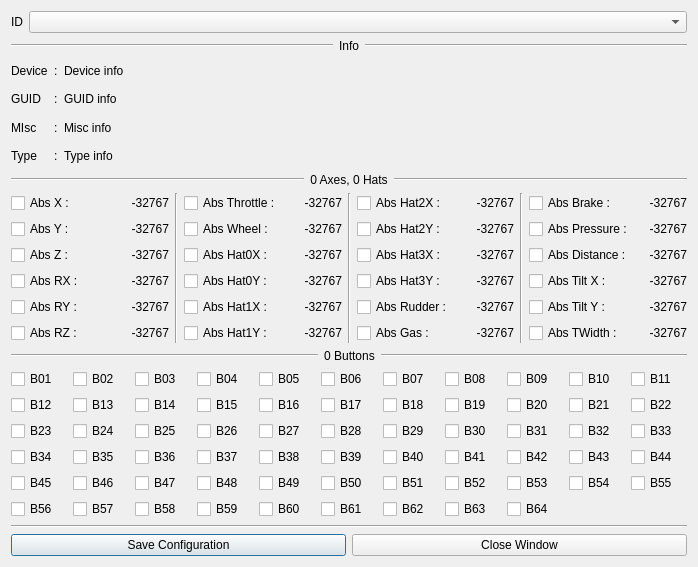
Old version of the form src/gui/designer/dlgJsc.ui in the repository punesemu/puNES.
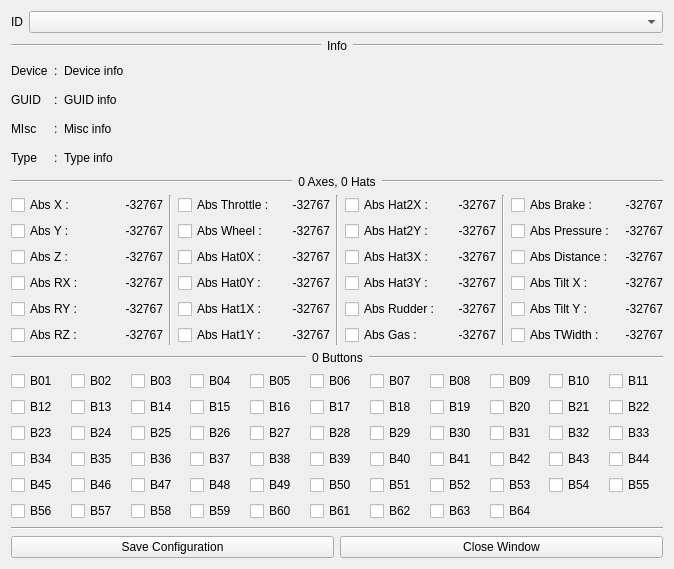
New version of the form. Icons and pictures are not drawn. Custom widgets are drawn as their Qt base class.

Patch:
```diff
--- a/src/gui/designer/dlgJsc.ui
+++ b/src/gui/designer/dlgJsc.ui
@@ -1,13 +1,13 @@
 <?xml version="1.0" encoding="UTF-8"?>
 <ui version="4.0">
  <class>dlgJsc</class>
- <widget class="QDialog" name="dlgJsc">
+ <widget class="QWidget" name="dlgJsc">
   <property name="geometry">
    <rect>
     <x>0</x>
     <y>0</y>
-    <width>698</width>
-    <height>567</height>
+    <width>674</width>
+    <height>569</height>
    </rect>
   </property>
   <property name="windowTitle">
```
Left out of the diff: 6 changed lines with no effect on the pictures.
